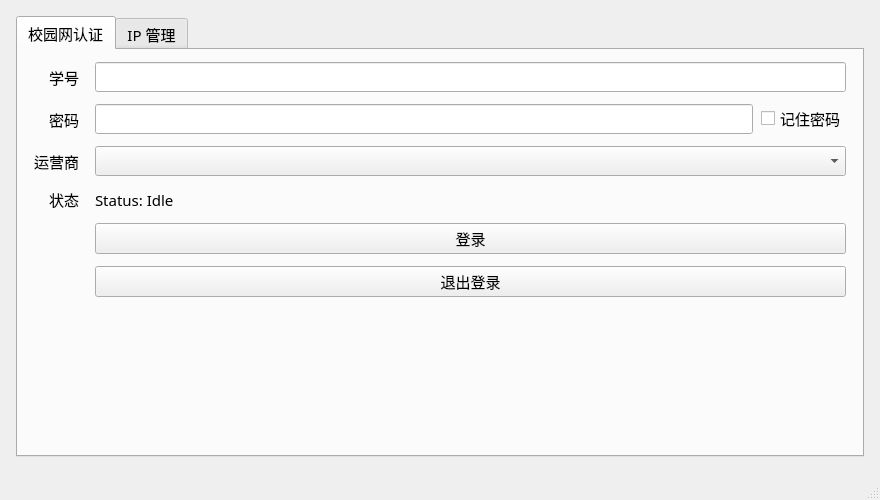
Above: mainwindow.ui from D3nesyan/JMCampusNetLinker before the change. Below: the same form after it.
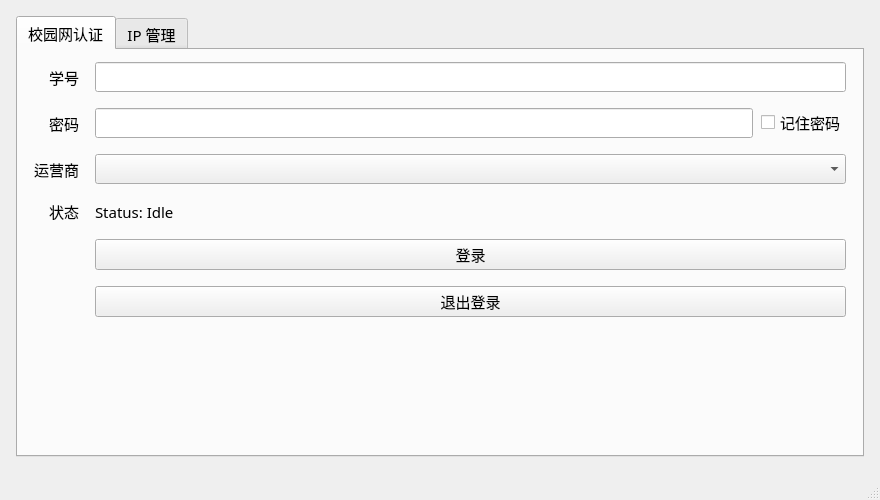
That is the form after the change.

Commit message: feat: Refactor theme system with ThemeManager, inspired by PyQt-Fluent-Widgets

Diff of the .ui file:
```diff
--- a/mainwindow.ui
+++ b/mainwindow.ui
@@ -67,7 +67,7 @@
            <number>16</number>
           </property>
           <property name="verticalSpacing">
-           <number>12</number>
+           <number>16</number>
           </property>
           <item row="0" column="0">
            <widget class="QLabel" name="userIdTitleLabel">
```
The commit also changes 6 other files.
